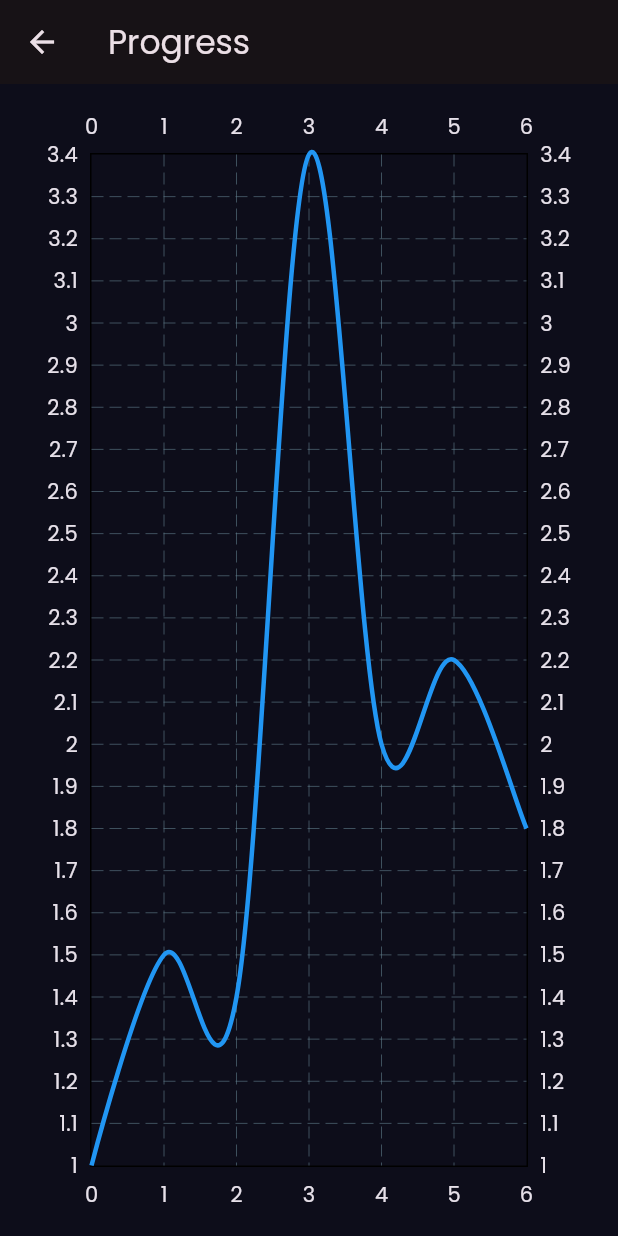
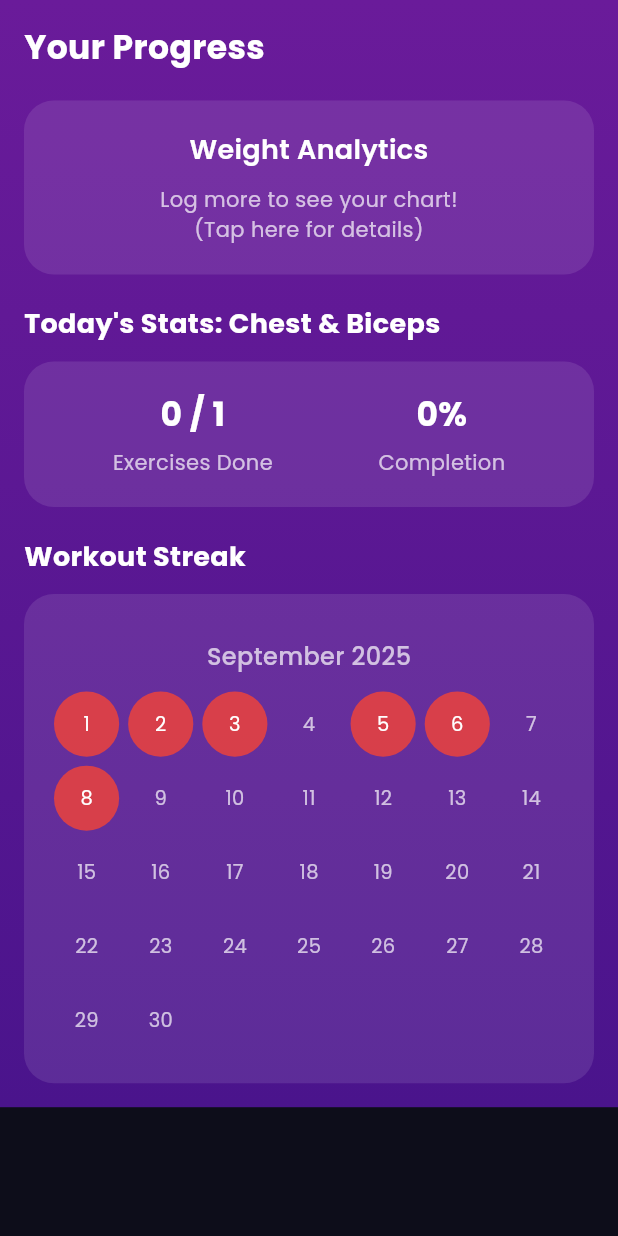
Before and after one commit to abmfp/Fitlyf, a Flutter app: the ProgressScreen screen opened directly, on a phone screen of 412 x 824 dp. Run offline on Flutter 3.47's test engine with Material 3 defaults, Android fonts, the phone set to English and light mode, and no system bars; drawn by our look-alikes of fl_chart; our stand-ins replace google_fonts; network calls fail.

Commit message:
Update progress_screen.dart

```diff
--- a/lib/screens/progress_screen.dart
+++ b/lib/screens/progress_screen.dart
@@ -1,4 +1,3 @@
-import 'package:fl_chart/fl_chart.dart';
 import 'package:flutter/material.dart';
 
 class ProgressScreen extends StatelessWidget {
@@ -7,34 +6,226 @@ class ProgressScreen extends StatelessWidget {
   @override
   Widget build(BuildContext context) {
     return Scaffold(
-      appBar: AppBar(title: const Text("Progress")),
-      body: Padding(
-        padding: const EdgeInsets.all(16.0),
-        child: LineChart(
-          LineChartData(
-            gridData: FlGridData(show: true),
-            titlesData: FlTitlesData(show: true),
-            borderData: FlBorderData(show: true),
-            lineBarsData: [
-              LineChartBarData(
-                spots: const [
-                  FlSpot(0, 1),
-                  FlSpot(1, 1.5),
-                  FlSpot(2, 1.4),
-                  FlSpot(3, 3.4),
-                  FlSpot(4, 2),
-                  FlSpot(5, 2.2),
-                  FlSpot(6, 1.8),
-                ],
-                isCurved: true,
-                barWidth: 3,
-                color: Colors.blue,
-                dotData: FlDotData(show: false),
-              ),
+      body: Container(
+        decoration: const BoxDecoration(
+          gradient: LinearGradient(
+            begin: Alignment.topCenter,
+            end: Alignment.bottomCenter,
+            colors: [
+              Color(0xFF6A1B9A),
+              Color(0xFF4A148C),
             ],
+          ),
+        ),
+        child: SafeArea(
+          child: SingleChildScrollView(
+            padding: const EdgeInsets.all(16.0),
+            child: Column(
+              crossAxisAlignment: CrossAxisAlignment.start,
+              children: [
+                // Title
+                const Text(
+                  "Your Progress",
+                  style: TextStyle(
+                    fontSize: 22,
+                    fontWeight: FontWeight.bold,
+                    color: Colors.white,
+                  ),
+                ),
+                const SizedBox(height: 20),
+
+                // Weight Analytics Card
+                _buildCard(
+                  title: "Weight Analytics",
+                  subtitle: "Log more to see your chart!\n(Tap here for details)",
+                  center: true,
+                  onTap: () {
+                    // TODO: Navigate to detailed chart
+                  },
+                ),
+                const SizedBox(height: 20),
+
+                // Today's Stats Title
+                const Text(
+                  "Today's Stats: Chest & Biceps",
+                  style: TextStyle(
+                    fontSize: 18,
+                    fontWeight: FontWeight.bold,
+                    color: Colors.white,
+                  ),
+                ),
+                const SizedBox(height: 12),
+
+                // Stats Card
+                _buildStatsCard(),
+                const SizedBox(height: 20),
+
+                // Workout Streak Title
+                const Text(
+                  "Workout Streak",
+                  style: TextStyle(
+                    fontSize: 18,
+                    fontWeight: FontWeight.bold,
+                    color: Colors.white,
+                  ),
+                ),
+                const SizedBox(height: 12),
+
+                // Streak Calendar
+                _buildCard(
+                  title: "September 2025",
+                  customChild: _buildCalendar(),
+                ),
+              ],
+            ),
           ),
         ),
       ),
     );
   }
+
+  Widget _buildCard({
+    required String title,
+    String? subtitle,
+    bool center = false,
+    VoidCallback? onTap,
+    Widget? customChild,
+  }) {
+    return InkWell(
+      onTap: onTap,
+      borderRadius: BorderRadius.circular(20),
+      child: Container(
+        width: double.infinity,
+        padding: const EdgeInsets.all(20),
+        decoration: BoxDecoration(
+          color: Colors.white.withOpacity(0.1),
+          borderRadius: BorderRadius.circular(20),
+        ),
+        child: customChild ??
+            Column(
+              crossAxisAlignment:
+                  center ? CrossAxisAlignment.center : CrossAxisAlignment.start,
+              children: [
+                Text(
+                  title,
+                  style: const TextStyle(
+                    color: Colors.white,
+                    fontSize: 18,
+                    fontWeight: FontWeight.w600,
+                  ),
+                  textAlign: center ? TextAlign.center : TextAlign.start,
+                ),
+                if (subtitle != null) ...[
+                  const SizedBox(height: 10),
+                  Text(
+                    subtitle,
+                    style: const TextStyle(
+                      color: Colors.white70,
+                      fontSize: 14,
+                    ),
+                    textAlign: center ? TextAlign.center : TextAlign.start,
+                  ),
+                ]
+              ],
+            ),
+      ),
+    );
+  }
+
+  Widget _buildStatsCard() {
+    return Container(
+      padding: const EdgeInsets.symmetric(vertical: 20, horizontal: 24),
+      decoration: BoxDecoration(
+        color: Colors.white.withOpacity(0.1),
+        borderRadius: BorderRadius.circular(20),
+      ),
+      child: Row(
+        mainAxisAlignment: MainAxisAlignment.spaceAround,
+        children: const [
+          Column(
+            children: [
+              Text(
+                "0 / 1",
+                style: TextStyle(
+                  fontSize: 22,
+                  fontWeight: FontWeight.bold,
+                  color: Colors.white,
+                ),
+              ),
+              SizedBox(height: 6),
+              Text(
+                "Exercises Done",
+                style: TextStyle(color: Colors.white70, fontSize: 14),
+              ),
+            ],
+          ),
+          Column(
+            children: [
+              Text(
+                "0%",
+                style: TextStyle(
+                  fontSize: 22,
+                  fontWeight: FontWeight.bold,
+                  color: Colors.white,
+                ),
+              ),
+              SizedBox(height: 6),
+              Text(
+                "Completion",
+                style: TextStyle(color: Colors.white70, fontSize: 14),
+              ),
+            ],
+          ),
+        ],
+      ),
+    );
+  }
+
+  Widget _buildCalendar() {
+    return Column(
+      children: [
+        const SizedBox(height: 10),
+        const Text(
+          "September 2025",
+          style: TextStyle(
+            fontSize: 16,
+            color: Colors.white70,
+            fontWeight: FontWeight.w500,
+          ),
+        ),
+        const SizedBox(height: 12),
+        GridView.builder(
+          shrinkWrap: true,
+          physics: const NeverScrollableScrollPhysics(),
+          itemCount: 30,
+          gridDelegate: const SliverGridDelegateWithFixedCrossAxisCount(
+            crossAxisCount: 7,
+            mainAxisSpacing: 6,
+            crossAxisSpacing: 6,
+          ),
+          itemBuilder: (context, index) {
+            // Fake streak data: mark some days as done or missed
+            bool missed = [1, 2, 3, 5, 6, 8].contains(index + 1);
+            return Container(
+              decoration: BoxDecoration(
+                shape: BoxShape.circle,
+                color: missed
+                    ? Colors.red.withOpacity(0.8)
+                    : Colors.transparent,
+              ),
+              child: Center(
+                child: Text(
+                  "${index + 1}",
+                  style: TextStyle(
+                    color: missed ? Colors.white : Colors.white70,
+                    fontSize: 13,
+                  ),
+                ),
+              ),
+            );
+          },
+        ),
+      ],
+    );
+  }
 }
```
